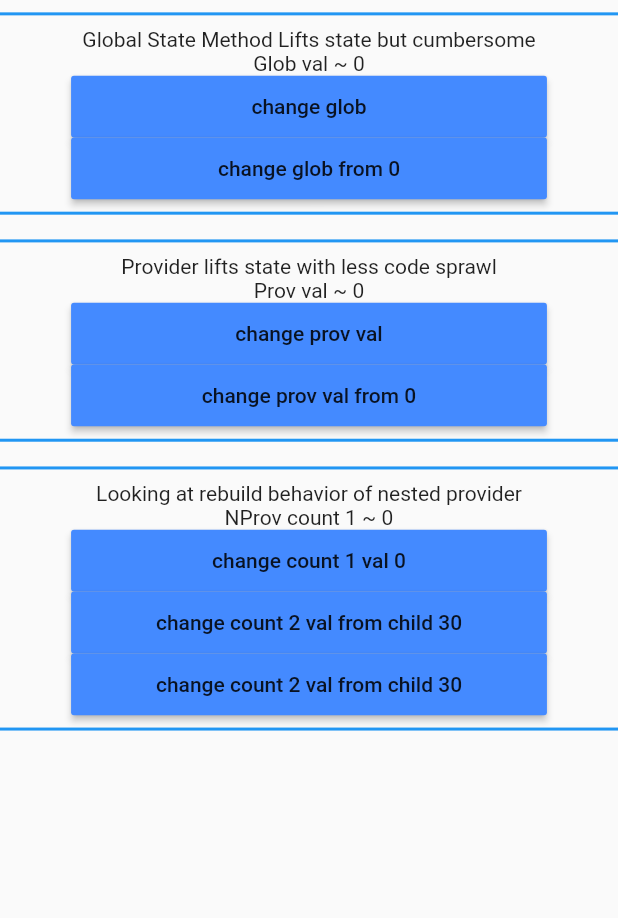
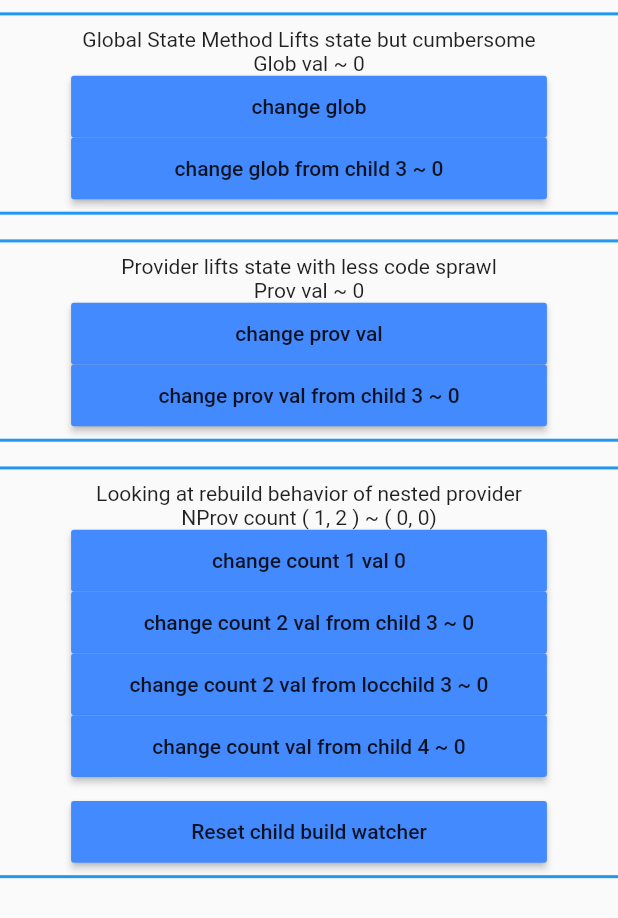
Before and after one commit to ryanadrig/flutter_provider_state_test, a Flutter app: the screen it shows after launch, on a phone screen of 412 x 824 dp. Shown: the top 918 px of the screen. Run offline on Flutter 3.47's test engine with Material 2 defaults, Android fonts, the phone set to English and light mode, and no system bars.

Commit message:
child logger

```diff
--- a/lib/glob_state.dart
+++ b/lib/glob_state.dart
@@ -21,6 +21,7 @@ class _GlobState_Child_1State extends State<GlobState_Child_1> {
 
   @override
   Widget build(BuildContext context) {
+    print("glob child 1 build");
     return Container(child:
     Text("Glob val ~ " + my_glob.toString())
     );
@@ -35,8 +36,10 @@ class GlobState_Child_2 extends StatefulWidget {
 }
 
 class _GlobState_Child_2State extends State<GlobState_Child_2> {
+
   @override
   Widget build(BuildContext context) {
+    print("glob child 2 build");
     return Container(
         width: ss.width*.77,
         height: ss.width*.1,
@@ -70,6 +73,7 @@ class GlobState_Child_3 extends StatefulWidget {
 class _GlobState_Child_3State extends State<GlobState_Child_3> {
   @override
   Widget build(BuildContext context) {
+    print("glob child 3 build");
     return Container(
         width: ss.width*.77,
         height: ss.width*.1,
@@ -84,7 +88,7 @@ class _GlobState_Child_3State extends State<GlobState_Child_3> {
             child_3_state!.setState(() {
             });
           },
-          child: Text("change glob from " + my_glob.toString()),
+          child: Text("change glob from child 3 ~ " + my_glob.toString()),
         )
     );
   }
--- a/lib/main.dart
+++ b/lib/main.dart
@@ -10,7 +10,8 @@ void main() {
   runApp(MultiProvider(
       providers: [
         ChangeNotifierProvider(create: (_) => ProvState()),
-        ChangeNotifierProvider(create: (_) => NProvState()),
+        // ChangeNotifierProvider(create: (_) => NProvState()),
+        // ChangeNotifierProvider(create: (_) => NProvState2()),
       ],
       child:MyApp()));
 }
@@ -42,10 +43,12 @@ class Provider_Test_Root extends StatefulWidget {
 
 class _Provider_Test_RootState extends State<Provider_Test_Root> {
 
-
   @override
   Widget build(BuildContext context) {
     ss = MediaQuery.of(context).size;
+    build_child_logger =  NProv_Rebuild_Watcher();
+    build_child_logger!.createState();
+
     return SafeArea(child:Scaffold(
       body:
           Container(height:ss.height,
@@ -64,8 +67,6 @@ class _Provider_Test_RootState extends State<Provider_Test_Root> {
       child: Column(
         mainAxisSize: MainAxisSize.min,
         children: [
-
-
         Text("Global State Method Lifts state but cumbersome"),
         GlobState_Child_1(),
         GlobState_Child_2(),
@@ -108,7 +109,16 @@ class _Provider_Test_RootState extends State<Provider_Test_Root> {
                   )
               ),
               // height: ss.height,
-              child: Column(
+              child:
+
+              MultiProvider(
+                providers: [
+                  // ChangeNotifierProvider(create: (_) => ProvState()),
+                  ChangeNotifierProvider(create: (_) => NProvState()),
+                  ChangeNotifierProvider(create: (_) => NProvState2()),
+                ],
+                child:
+              Column(
                 mainAxisSize: MainAxisSize.min,
                 children: [
 
@@ -117,7 +127,7 @@ class _Provider_Test_RootState extends State<Provider_Test_Root> {
                   NProvState_Child_1(),
                   NProvState_Child_2(),
 
-                ],),
+                ],)),
             )),
 
     ])
--- a/lib/nprov_state.dart
+++ b/lib/nprov_state.dart
@@ -29,6 +29,28 @@ class NProvState with ChangeNotifier, DiagnosticableTreeMixin {
   }
 }
 
+
+class NProvState2 with ChangeNotifier, DiagnosticableTreeMixin {
+  int _count = 0;
+  int get count => _count;
+
+
+  void increment_count() {
+    _count++;
+    notifyListeners();
+  }
+
+
+  @override
+  void debugFillProperties(DiagnosticPropertiesBuilder properties) {
+    super.debugFillProperties(properties);
+    // properties.add(IntProperty('count', count));
+    // properties.add(IntProperty('count', count));
+  }
+}
+
+
+
 class NProvState_Child_1 extends StatefulWidget {
   const NProvState_Child_1({Key? key}) : super(key: key);
 
@@ -37,11 +59,19 @@ class NProvState_Child_1 extends StatefulWidget {
 }
 
 class _NProvState_Child_1State extends State<NProvState_Child_1> {
+
+
   @override
   Widget build(BuildContext context) {
     print("nprov child 1 build");
+    nprov_watcher_state!.nprov_rebuilt += "child 1";
+    Future.delayed(Duration.zero,(){
+      nprov_watcher_state!.setState(() {});
+    });
+
+
     return Container(
-        child:Text('NProv count 1 ~ ${context.watch<NProvState>().count1}',));
+        child:Text('NProv count ( 1, 2 ) ~ ( ${context.watch<NProvState>().count1}, ${context.watch<NProvState>().count2})',));
   }
 }
 
@@ -53,9 +83,20 @@ class NProvState_Child_2 extends StatefulWidget {
 }
 
 class _NProvState_Child_2State extends State<NProvState_Child_2> {
+
+
+
+
   @override
   Widget build(BuildContext context) {
     print("nprov child 2 build");
+    nprov_watcher_state!.nprov_rebuilt += "child 2";
+    Future.delayed(Duration.zero,(){
+      nprov_watcher_state!.setState(() {});
+    });
+
+
+
     return Column(children:[Container(
         width: ss.width*.77,
         height: ss.width*.1,
@@ -73,7 +114,12 @@ class _NProvState_Child_2State extends State<NProvState_Child_2> {
       NProvState_Child_3(),
 
       // only rebuilds itself
-      LocalState_Child_3()
+      LocalState_Child_3(),
+
+      NProvState_Child_4(),
+
+      build_child_logger!
+
 
     ]);
   }
@@ -93,6 +139,12 @@ class _NProvState_Child_3State extends State<NProvState_Child_3> {
   @override
   Widget build(BuildContext context) {
     print("nprov child 3 build");
+    nprov_watcher_state!.nprov_rebuilt += "child 3";
+    Future.delayed(Duration.zero,(){
+      nprov_watcher_state!.setState(() {});
+    });
+
+
     return Container(
         width: ss.width*.77,
         height: ss.width*.1,
@@ -102,7 +154,7 @@ class _NProvState_Child_3State extends State<NProvState_Child_3> {
             context.read<NProvState>().increment_count2();
           },
           child:
-          Text("change count 2 val from child 3" + '${context.watch<NProvState>().count2}'),
+          Text("change count 2 val from child 3 ~ " + '${context.watch<NProvState>().count2}'),
         )
     );
   }
@@ -121,6 +173,12 @@ class LocalState_Child_3State extends State<LocalState_Child_3> {
   @override
   Widget build(BuildContext context) {
     print("local child 3 build");
+      nprov_watcher_state!.nprov_rebuilt += "locchild 3";
+    Future.delayed(Duration.zero,(){
+      nprov_watcher_state!.setState(() {});
+    });
+
+
     return Container(
         width: ss.width*.77,
         height: ss.width*.1,
@@ -135,8 +193,86 @@ class LocalState_Child_3State extends State<LocalState_Child_3> {
           },
           child:
           // Text("change count 2 val from child 3" + '${context.watch<NProvState>().count2}'),
-          Text("change count 2 val from child 3" + '${local_count2}'),
+          Text("change count 2 val from locchild 3 ~ " + '${local_count2}'),
         )
     );
   }
 }
+
+
+// Now we try sparate provider still nested, which only rebuilds itself
+class NProvState_Child_4 extends StatefulWidget {
+  const NProvState_Child_4({Key? key}) : super(key: key);
+
+  @override
+  _NProvState_Child_4State createState() => _NProvState_Child_4State();
+}
+
+class _NProvState_Child_4State extends State<NProvState_Child_4> {
+  int local_count2 = 0;
+
+  @override
+  Widget build(BuildContext context) {
+    print("nprov child 4 build");
+    nprov_watcher_state!.nprov_rebuilt += "child 4";
+    Future.delayed(Duration.zero,(){
+      nprov_watcher_state!.setState(() {});
+    });
+
+
+    return Container(
+        width: ss.width*.77,
+        height: ss.width*.1,
+        child: MaterialButton(
+          color: Colors.blueAccent,
+          onPressed: (){
+            context.read<NProvState2>().increment_count();
+          },
+          child:
+          Text("change count val from child 4 ~ " + '${context.watch<NProvState2>().count}'),
+        )
+    );
+  }
+}
+
+NProv_Rebuild_Watcher? build_child_logger;
+_NProv_Rebuild_WatcherState? nprov_watcher_state;
+
+class NProv_Rebuild_Watcher extends StatefulWidget {
+  const NProv_Rebuild_Watcher({Key? key}) : super(key: key);
+
+  @override
+  _NProv_Rebuild_WatcherState createState(){
+  nprov_watcher_state =     _NProv_Rebuild_WatcherState();
+  return nprov_watcher_state!;
+  }
+  }
+
+
+class _NProv_Rebuild_WatcherState extends State<NProv_Rebuild_Watcher> {
+  String nprov_rebuilt = "";
+
+
+  @override
+  Widget build(BuildContext context) {
+    print("Watcher build");
+    return
+      Container(child:
+      Column(children:[
+      Container(child: Text(nprov_watcher_state!.nprov_rebuilt)),
+    Container(
+        width: ss.width*.77,
+        height: ss.width*.1,
+        child: MaterialButton(
+          color: Colors.blueAccent,
+          onPressed: (){
+    setState(() {
+    nprov_watcher_state!.nprov_rebuilt = "";
+    });
+          },
+          child:
+          Text("Reset child build watcher"),
+        )
+    )]));
+  }
+}
--- a/lib/prov_state.dart
+++ b/lib/prov_state.dart
@@ -84,7 +84,7 @@ class _ProvState_Child_3State extends State<ProvState_Child_3> {
             // Again only one method
             context.read<ProvState>().increment();
           },
-          child: Text("change prov val from " + '${context.watch<ProvState>().count}'),
+          child: Text("change prov val from child 3 ~ " + '${context.watch<ProvState>().count}'),
         )
     );
   }
```
